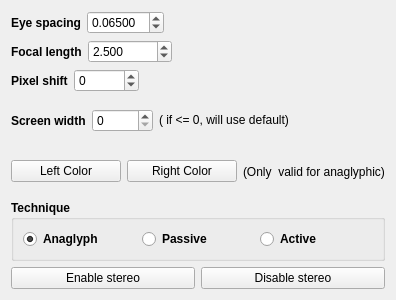
Before: the Qt Designer form OgreRenderingModule/stereoUI.ui in realXtend/tundra, drawn with Qt 5.
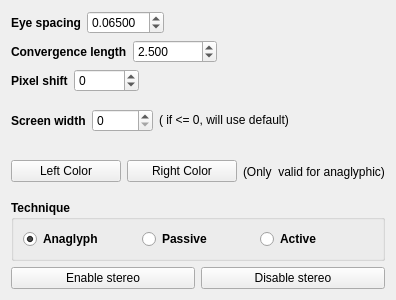
After: the same form once the commit is applied.

Commit message: change focal length -> convergence length

The edit to the form file:
```diff
--- a/OgreRenderingModule/stereoUI.ui
+++ b/OgreRenderingModule/stereoUI.ui
@@ -65,7 +65,7 @@
         </font>
        </property>
        <property name="text">
-        <string>Focal length</string>
+        <string>Convergence length</string>
        </property>
       </widget>
      </item>
```
